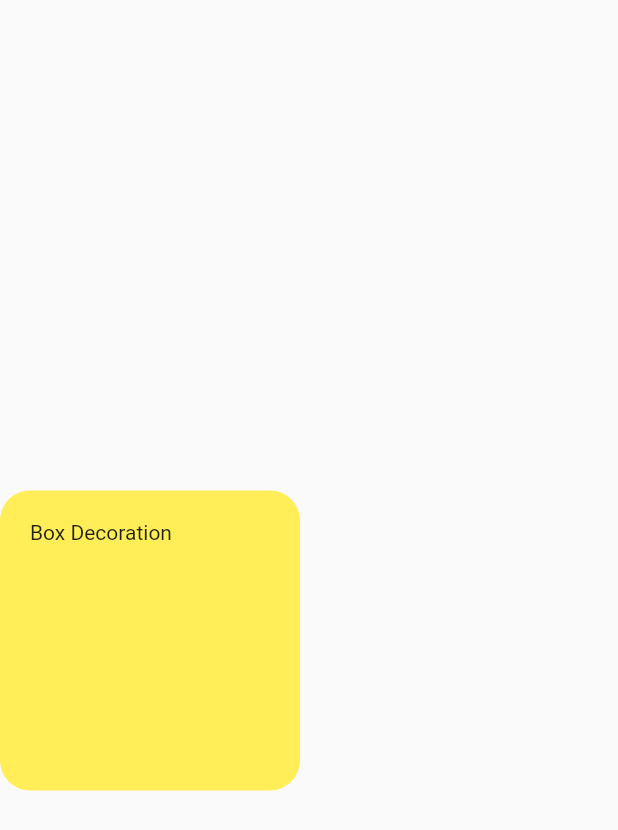
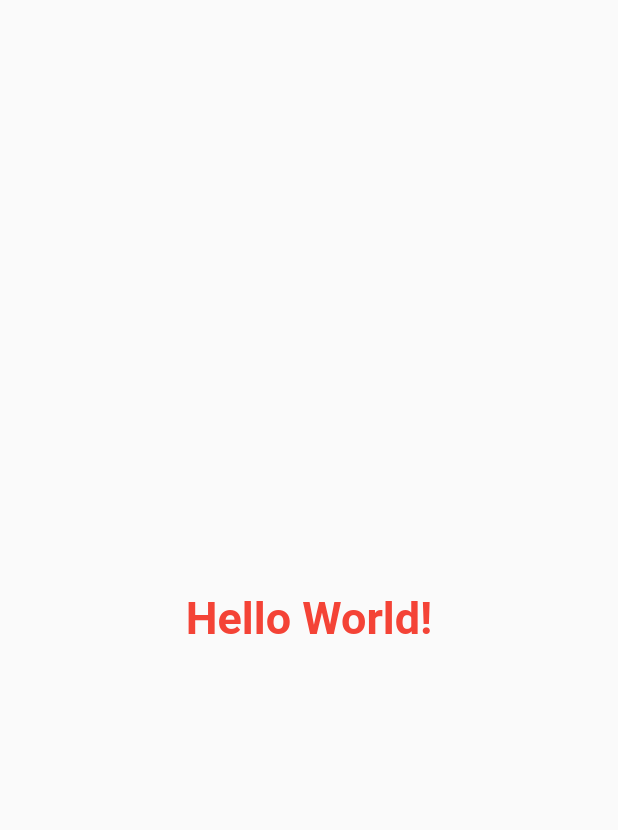
Before and after one commit to AwaisHaleem/Flutter-course-Jawan-Tech-Pakistan, a Flutter app: the screen it shows after launch, on a phone screen of 412 x 824 dp. Shown: the top 830 px of the screen. Run offline on Flutter 3.47's test engine with Material 2 defaults, Android fonts, the phone set to English and light mode, and no system bars.

Commit message:
Text Styling

```diff
--- a/lib/home.dart
+++ b/lib/home.dart
@@ -9,22 +9,11 @@ class _HomeState extends State<Home> {
   @override
   Widget build(BuildContext context) {
     return Scaffold(
-      body: Align(
-        alignment: Alignment.centerLeft,
-        child: Container(
-          margin: EdgeInsets.only(top: 30),
-          padding: EdgeInsets.only(left: 20, top: 20),
-          child: Text("Box Decoration"),
-          height: 200,
-          width: 200,
-          decoration: BoxDecoration(
-              // color: Colors.red,
-              // gradient: LinearGradient(colors: [Colors.red, Colors.yellow]),
-              // color: Color(0xff756cc4),
-              color: Colors.yellow[400],
-              borderRadius: BorderRadius.circular(20)),
-        ),
-      ),
-    );
+        body: Center(
+            child: Text(
+      "Hello World!",
+      style: TextStyle(
+          fontSize: 30, color: Colors.red, fontWeight: FontWeight.bold),
+    )));
   }
 }
```
